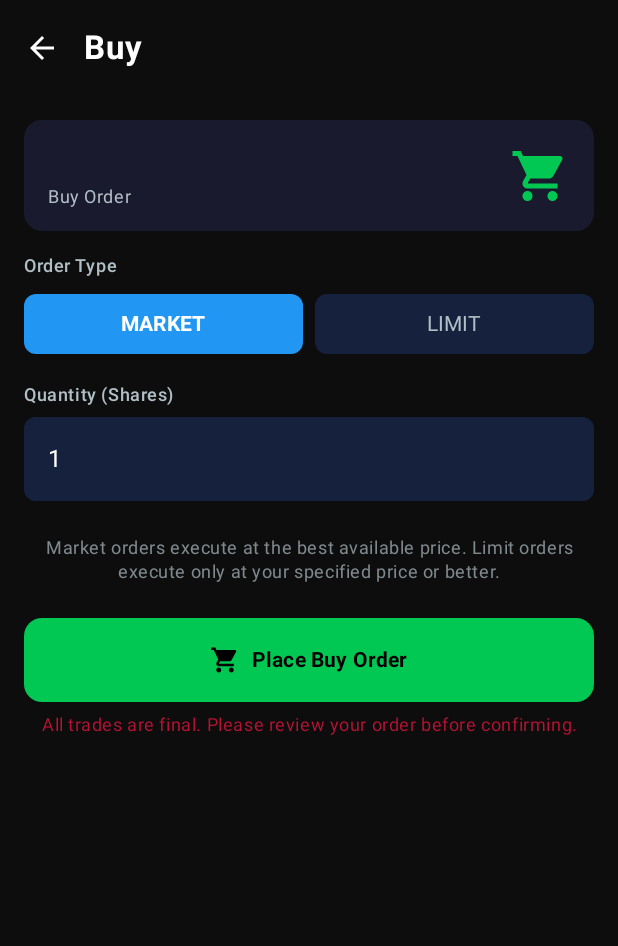
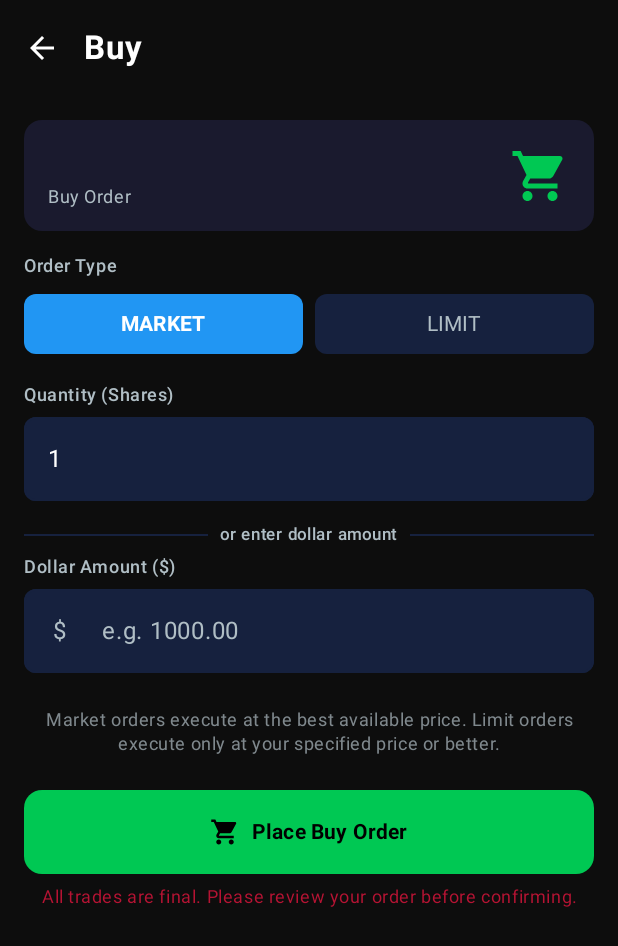
Before and after one commit to DanielBouless/Claude-Trading-Phone-App, an Android app built with Jetpack Compose: the composable OrderScreen called with empty values, on a phone screen of 412 x 824 dp. Shown: the top 946 px of the screen. Run offline under Robolectric (Android 15) with nearby library versions, the phone set to English and light mode, and no system bars; our stand-ins replace Dagger/Hilt's generated code; network calls fail; pictures from the network do not load; 2 statements that could not run were skipped.

Commit message:
Add dollar-amount calculator to order screen
- OrderViewModel: inject MarketDataRepository to fetch live price when the
  order screen opens (loadPrice); add dollarAmount to OrderFormState; setQuantity
  and setDollarAmount keep the two fields in sync bidirectionally using the live
  price; getEstimatedCost uses stored _currentPrice instead of a passed argument
- OrderScreen: call viewModel.loadPrice(symbol) on load; add dollar-amount input
  field with "or enter dollar amount" divider; show "≈ X shares · $Y/share" hint
  in AccentBlue once the price arrives; update estimated cost card to use live price

https://claude.ai/code/session_01XGfhLhNhTTZynCKR3tvabZ

```diff
--- a/app/src/main/java/com/schwabtrader/app/ui/order/OrderScreen.kt
+++ b/app/src/main/java/com/schwabtrader/app/ui/order/OrderScreen.kt
@@ -83,10 +83,13 @@ fun OrderScreen(
     val formState by viewModel.formState.collectAsState()
     val accounts by viewModel.accounts.collectAsState()
     val selectedAccountIndex by viewModel.selectedAccountIndex.collectAsState()
+    val currentPrice by viewModel.currentPrice.collectAsState()
     val snackbarHostState = remember { SnackbarHostState() }
     val currencyFormatter = NumberFormat.getCurrencyInstance(Locale.US)
 
     var accountDropdownExpanded by remember { mutableStateOf(false) }
+
+    LaunchedEffect(symbol) { viewModel.loadPrice(symbol) }
 
     LaunchedEffect(uiState) {
         when (val state = uiState) {
@@ -294,6 +297,65 @@ fun OrderScreen(
                 shape = RoundedCornerShape(8.dp)
             )
 
+            // ── Dollar-amount calculator ────────────────────────────────────────
+            Spacer(modifier = Modifier.height(16.dp))
+            Row(
+                modifier = Modifier.fillMaxWidth(),
+                verticalAlignment = Alignment.CenterVertically,
+                horizontalArrangement = Arrangement.spacedBy(8.dp)
+            ) {
+                androidx.compose.material3.Divider(
+                    modifier = Modifier.weight(1f),
+                    color = SurfaceVariant
+                )
+                Text(
+                    "or enter dollar amount",
+                    style = MaterialTheme.typography.labelSmall,
+                    color = TextSecondary
+                )
+                androidx.compose.material3.Divider(
+                    modifier = Modifier.weight(1f),
+                    color = SurfaceVariant
+                )
+            }
+            Spacer(modifier = Modifier.height(8.dp))
+            Text(
+                "Dollar Amount ($)",
+                style = MaterialTheme.typography.bodySmall,
+                color = TextSecondary,
+                fontWeight = FontWeight.Medium
+            )
+            Spacer(modifier = Modifier.height(8.dp))
+            OutlinedTextField(
+                value = formState.dollarAmount,
+                onValueChange = { viewModel.setDollarAmount(it) },
+                modifier = Modifier.fillMaxWidth(),
+                keyboardOptions = KeyboardOptions(keyboardType = KeyboardType.Decimal),
+                placeholder = { Text("e.g. 1000.00", color = TextSecondary) },
+                singleLine = true,
+                leadingIcon = { Text("$", color = TextSecondary, style = MaterialTheme.typography.bodyLarge) },
+                colors = TextFieldDefaults.outlinedTextFieldColors(
+                    textColor = TextPrimary,
+                    focusedBorderColor = AccentBlue,
+                    unfocusedBorderColor = SurfaceVariant,
+                    cursorColor = AccentBlue,
+                    containerColor = SurfaceVariant
+                ),
+                shape = RoundedCornerShape(8.dp)
+            )
+            if (currentPrice > 0) {
+                Spacer(modifier = Modifier.height(4.dp))
+                val sharesLabel = formState.quantity.toDoubleOrNull()
+                    ?.takeIf { it > 0 }
+                    ?.let { "≈ ${formState.quantity} shares" }
+                    ?: "Enter an amount to calculate shares"
+                Text(
+                    "$sharesLabel  ·  ${currencyFormatter.format(currentPrice)}/share",
+                    style = MaterialTheme.typography.labelSmall,
+                    color = AccentBlue
+                )
+            }
+
             // Limit price field (only for LIMIT orders)
             if (formState.orderType == OrderType.LIMIT) {
                 Spacer(modifier = Modifier.height(16.dp))
@@ -370,7 +432,7 @@ fun OrderScreen(
             Spacer(modifier = Modifier.height(24.dp))
 
             // Estimated cost
-            val estimatedCost = viewModel.getEstimatedCost(0.0)
+            val estimatedCost = viewModel.getEstimatedCost()
             if (estimatedCost > 0) {
                 Card(
                     modifier = Modifier.fillMaxWidth(),
--- a/app/src/main/java/com/schwabtrader/app/ui/order/OrderViewModel.kt
+++ b/app/src/main/java/com/schwabtrader/app/ui/order/OrderViewModel.kt
@@ -2,6 +2,7 @@ package com.schwabtrader.app.ui.order
 
 import androidx.lifecycle.ViewModel
 import androidx.lifecycle.viewModelScope
+import com.schwabtrader.app.data.repository.MarketDataRepository
 import com.schwabtrader.app.data.repository.PortfolioRepository
 import dagger.hilt.android.lifecycle.HiltViewModel
 import kotlinx.coroutines.flow.MutableStateFlow
@@ -23,12 +24,14 @@ data class OrderFormState(
     val quantity: String = "1",
     val orderType: OrderType = OrderType.MARKET,
     val limitPrice: String = "",
-    val showConfirmDialog: Boolean = false
+    val showConfirmDialog: Boolean = false,
+    val dollarAmount: String = ""
 )
 
 @HiltViewModel
 class OrderViewModel @Inject constructor(
-    private val portfolioRepository: PortfolioRepository
+    private val portfolioRepository: PortfolioRepository,
+    private val marketDataRepository: MarketDataRepository
 ) : ViewModel() {
 
     private val _uiState = MutableStateFlow<OrderUiState>(OrderUiState.Idle)
@@ -37,24 +40,42 @@ class OrderViewModel @Inject constructor(
     private val _formState = MutableStateFlow(OrderFormState())
     val formState: StateFlow<OrderFormState> = _formState.asStateFlow()
 
-    private val _accounts = MutableStateFlow<List<Pair<String, String>>>(emptyList()) // (accountHash, displayName)
+    private val _accounts = MutableStateFlow<List<Pair<String, String>>>(emptyList())
     val accounts: StateFlow<List<Pair<String, String>>> = _accounts.asStateFlow()
 
     private val _selectedAccountIndex = MutableStateFlow(0)
     val selectedAccountIndex: StateFlow<Int> = _selectedAccountIndex.asStateFlow()
 
+    private val _currentPrice = MutableStateFlow(0.0)
+    val currentPrice: StateFlow<Double> = _currentPrice.asStateFlow()
+
     init {
         loadAccounts()
+    }
+
+    fun loadPrice(symbol: String) {
+        viewModelScope.launch {
+            marketDataRepository.getQuotes(listOf(symbol)).onSuccess { quotes ->
+                val price = quotes[symbol]?.lastPrice ?: 0.0
+                _currentPrice.value = price
+                // Sync dollar amount for the default quantity once price arrives
+                val qty = _formState.value.quantity.toDoubleOrNull() ?: 0.0
+                if (qty > 0 && price > 0) {
+                    _formState.value = _formState.value.copy(
+                        dollarAmount = "%.2f".format(qty * price)
+                    )
+                }
+            }
+        }
     }
 
     private fun loadAccounts() {
         viewModelScope.launch {
             val result = portfolioRepository.getAccounts()
             if (result.isSuccess) {
-                val accountList = result.getOrThrow().mapIndexed { idx, acc ->
+                val accountList = result.getOrThrow().map { acc ->
                     val hash = acc.securitiesAccount.accountNumber
-                    val display = "Account ...${hash.takeLast(4)}"
-                    Pair(hash, display)
+                    Pair(hash, "Account ...${hash.takeLast(4)}")
                 }
                 _accounts.value = accountList
             }
@@ -62,7 +83,23 @@ class OrderViewModel @Inject constructor(
     }
 
     fun setQuantity(quantity: String) {
-        _formState.value = _formState.value.copy(quantity = quantity)
+        val price = _currentPrice.value
+        val dollars = if (price > 0) {
+            quantity.toDoubleOrNull()?.let { qty ->
+                if (qty > 0) "%.2f".format(qty * price) else ""
+            } ?: ""
+        } else _formState.value.dollarAmount
+        _formState.value = _formState.value.copy(quantity = quantity, dollarAmount = dollars)
+    }
+
+    fun setDollarAmount(amount: String) {
+        val price = _currentPrice.value
+        val shares = if (price > 0) {
+            amount.toDoubleOrNull()?.let { d ->
+                if (d > 0) formatShares(d / price) else ""
+            } ?: ""
+        } else _formState.value.quantity
+        _formState.value = _formState.value.copy(dollarAmount = amount, quantity = shares)
     }
 
     fun setOrderType(orderType: OrderType) {
@@ -145,11 +182,16 @@ class OrderViewModel @Inject constructor(
         }
     }
 
-    fun getEstimatedCost(currentPrice: Double): Double {
+    fun getEstimatedCost(): Double {
         val qty = _formState.value.quantity.toDoubleOrNull() ?: 0.0
         val price = if (_formState.value.orderType == OrderType.LIMIT) {
-            _formState.value.limitPrice.toDoubleOrNull() ?: currentPrice
-        } else currentPrice
+            _formState.value.limitPrice.toDoubleOrNull() ?: _currentPrice.value
+        } else _currentPrice.value
         return qty * price
     }
+
+    private fun formatShares(d: Double): String {
+        val s = if (d >= 1.0) "%.4f".format(d) else "%.6f".format(d)
+        return s.trimEnd('0').trimEnd('.')
+    }
 }
```
